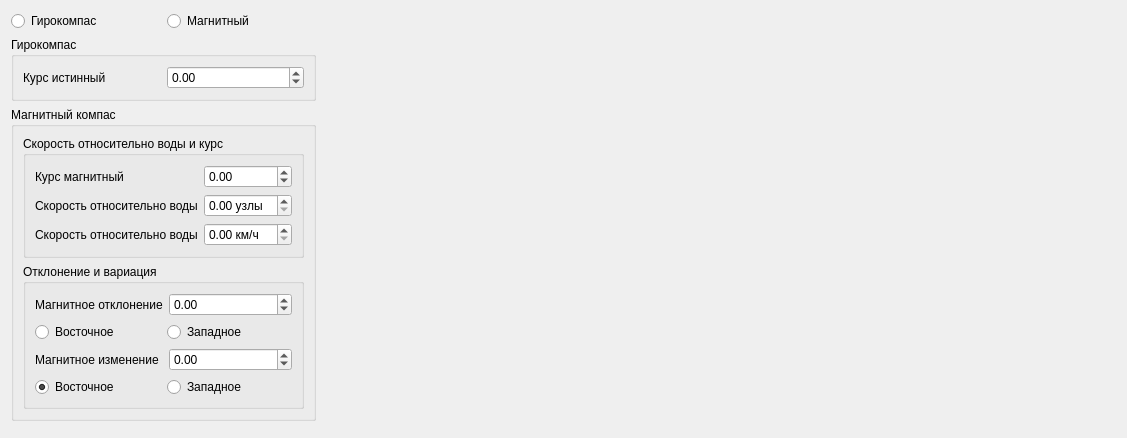
Above: Compas/ui/Compas.ui from Jomart02/NaviSimulators before the change. Below: the same form after it.
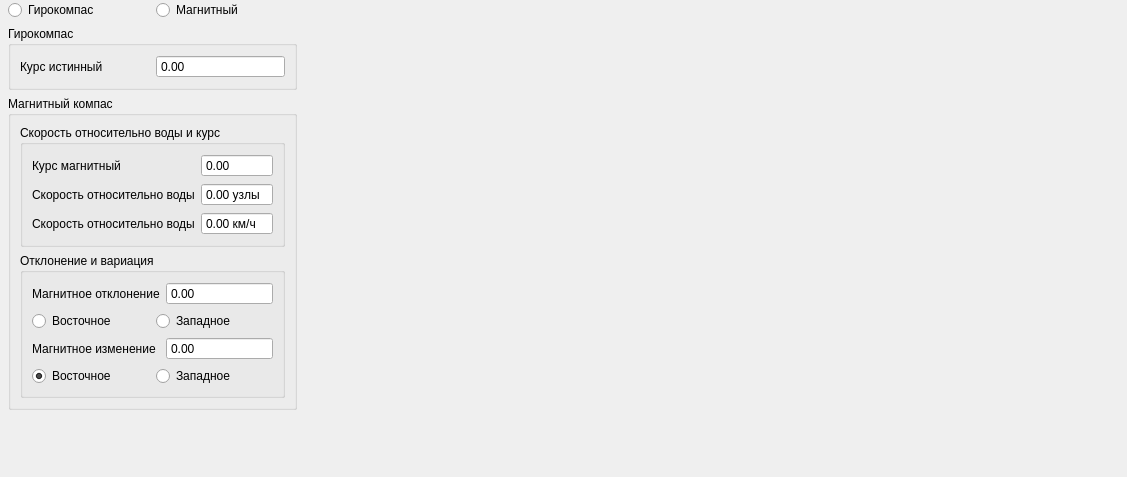
That is the form after the change.

Patch:
```diff
--- a/Compas/ui/Compas.ui
+++ b/Compas/ui/Compas.ui
@@ -7,13 +7,25 @@
     <x>0</x>
     <y>0</y>
     <width>1127</width>
-    <height>438</height>
+    <height>477</height>
    </rect>
   </property>
   <property name="windowTitle">
    <string>Form</string>
   </property>
   <layout class="QGridLayout" name="gridLayout_2">
+   <property name="leftMargin">
+    <number>8</number>
+   </property>
+   <property name="topMargin">
+    <number>0</number>
+   </property>
+   <property name="rightMargin">
+    <number>8</number>
+   </property>
+   <property name="bottomMargin">
+    <number>0</number>
+   </property>
    <item row="0" column="1">
     <widget class="QRadioButton" name="radioButton_Magn">
      <property name="text">
@@ -78,6 +90,9 @@
         <property name="wrapping">
          <bool>true</bool>
         </property>
+        <property name="buttonSymbols">
+         <enum>QAbstractSpinBox::NoButtons</enum>
+        </property>
         <property name="maximum">
          <double>359.899999999999977</double>
         </property>
@@ -112,6 +127,9 @@
         <layout class="QGridLayout" name="gridLayout_11">
          <item row="1" column="1">
           <widget class="QDoubleSpinBox" name="doubleSpinBox_Speed_kn">
+           <property name="buttonSymbols">
+            <enum>QAbstractSpinBox::NoButtons</enum>
+           </property>
            <property name="prefix">
             <string/>
            </property>
@@ -125,6 +143,9 @@
            <property name="wrapping">
             <bool>true</bool>
            </property>
+           <property name="buttonSymbols">
+            <enum>QAbstractSpinBox::NoButtons</enum>
+           </property>
            <property name="maximum">
             <double>359.899999999999977</double>
            </property>
@@ -153,6 +174,9 @@
          </item>
          <item row="2" column="1">
           <widget class="QDoubleSpinBox" name="doubleSpinBox_Speed_km">
+           <property name="buttonSymbols">
+            <enum>QAbstractSpinBox::NoButtons</enum>
+           </property>
            <property name="suffix">
             <string> км/ч</string>
            </property>
@@ -179,6 +203,9 @@
            <property name="wrapping">
             <bool>true</bool>
            </property>
+           <property name="buttonSymbols">
+            <enum>QAbstractSpinBox::NoButtons</enum>
+           </property>
            <property name="maximum">
             <double>359.899999999999977</double>
            </property>
@@ -217,6 +244,9 @@
            <property name="wrapping">
             <bool>true</bool>
            </property>
+           <property name="buttonSymbols">
+            <enum>QAbstractSpinBox::NoButtons</enum>
+           </property>
            <property name="maximum">
             <double>359.899999999999977</double>
            </property>
```
